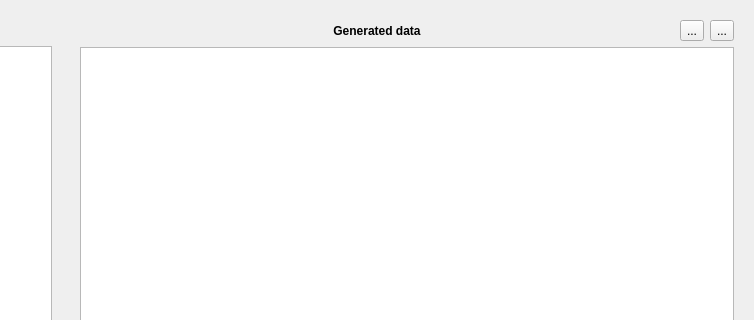
Above: data/ui/generator.ui from jopohl/urh before the change; both pictures show x 533 to 1287 and y 0 to 320 of the 1287 by 774 pixel window. Below: the same form after it.
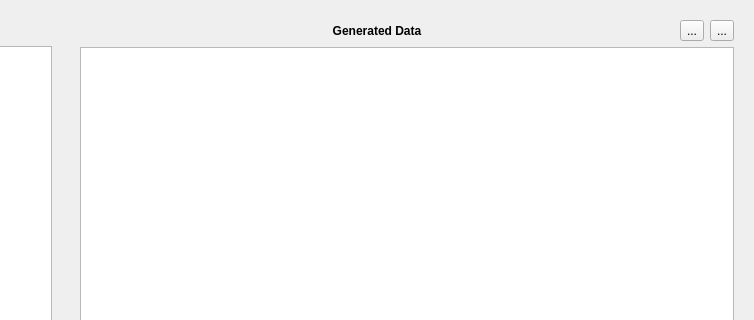
That is the form after the change. Icons and pictures are not drawn. Custom widgets are drawn as their Qt base class.

What changed in the file:
```diff
--- a/data/ui/generator.ui
+++ b/data/ui/generator.ui
@@ -622,7 +622,7 @@
                 </font>
                </property>
                <property name="text">
-                <string>Generated data</string>
+                <string>Generated Data</string>
                </property>
                <property name="alignment">
                 <set>Qt::AlignCenter</set>
```
Left out of the diff: 3 changed lines with no effect on the pictures.
